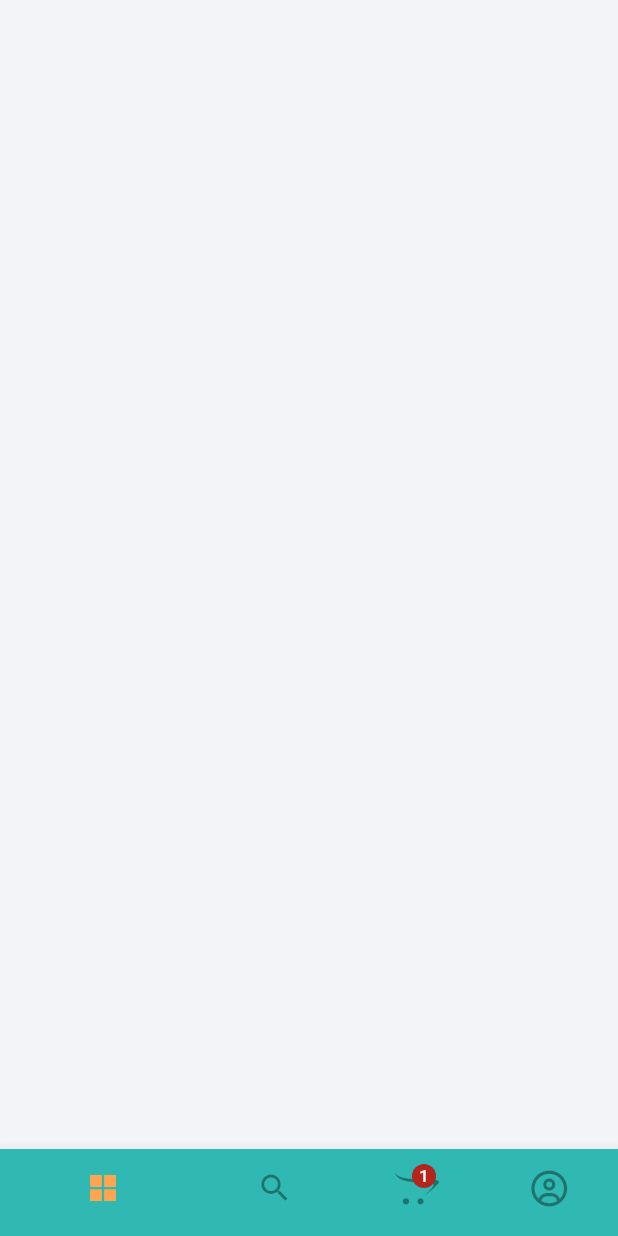
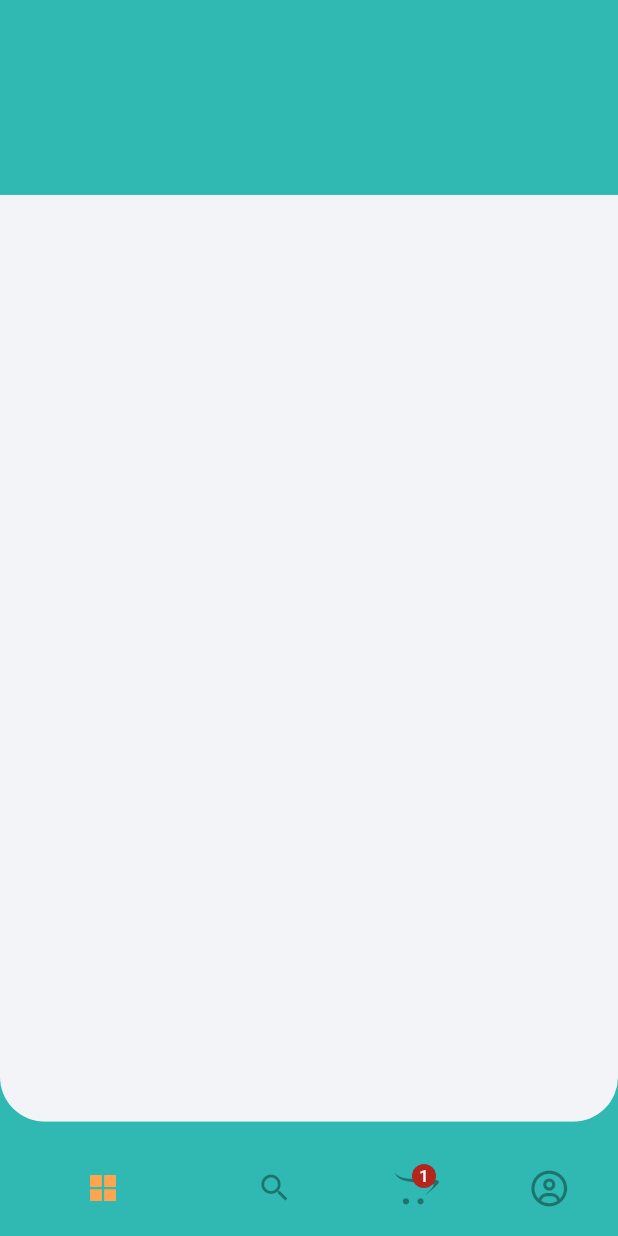
Before and after one commit to soutruoshim/multi_vendors, a Flutter app: the screen it shows after launch, on a phone screen of 412 x 824 dp. Run offline on Flutter 3.47's test engine with Material 3 defaults, Android fonts, the phone set to English and light mode, and no system bars; our stand-ins replace flutter_screenutil, flutter_vector_icons, get.

Commit message:
custom container and page list

```diff
--- /dev/null
+++ b/lib/common/custom_container.dart
@@ -0,0 +1,31 @@
+import 'package:flutter/material.dart';
+import 'package:flutter_screenutil/flutter_screenutil.dart';
+
+import '../constants/constants.dart';
+
+
+class CustomContainer extends StatelessWidget {
+  CustomContainer({super.key, required this.containerContent});
+
+  Widget containerContent;
+
+  @override
+  Widget build(BuildContext context) {
+    return SizedBox(
+      height: MediaQuery.of(context).size.height * 0.75,
+      child: ClipRRect(
+        borderRadius: BorderRadius.only(
+          bottomLeft: Radius.circular(30.r),
+          bottomRight: Radius.circular(30.r),
+        ),
+        child: Container(
+          width: width,
+          color: kOffWhite,
+          child: SingleChildScrollView(
+            child: containerContent,
+          ),
+        ),
+      ),
+    );
+  }
+}
--- a/lib/views/entrypoint.dart
+++ b/lib/views/entrypoint.dart
@@ -2,11 +2,22 @@
 
 import 'package:get/get.dart';
 import 'package:flutter_vector_icons/flutter_vector_icons.dart';
+import 'package:multi_venors/views/profile/profile_page.dart';
+import 'package:multi_venors/views/search/search_page.dart';
 
 import '../constants/constants.dart';
 import '../controllers/tab_index_controller.dart';
+import 'cart/cart_page.dart';
+import 'home/home_page.dart';
 class MainScreen extends StatelessWidget {
-  const MainScreen({super.key});
+  MainScreen({super.key});
+
+  List<Widget> pageList = const [
+    HomePage(),
+    SearchPage(),
+    CartPage(),
+    ProfilePage()
+  ];
 
   @override
   Widget build(BuildContext context) {
@@ -14,11 +25,7 @@
     return Obx(() => Scaffold(
       body: Stack(
         children: [
-          Container(
-            height: height,
-            width: width,
-            color: kOffWhite,
-          ),
+          pageList[controller.tabIndex],
           Align(
             alignment: Alignment.bottomCenter,
             child: Theme(
@@ -26,6 +33,7 @@
                 child: BottomNavigationBar(
                   showSelectedLabels: false,
                   showUnselectedLabels: false,
+                  elevation: 0,
                   unselectedIconTheme:
                   const IconThemeData(color: Colors.black38),
                   selectedIconTheme: const IconThemeData(color: kSecondary),
--- /dev/null
+++ b/lib/views/home/home_page.dart
@@ -0,0 +1,18 @@
+import 'package:flutter/material.dart';
+import 'package:flutter_screenutil/flutter_screenutil.dart';
+import 'package:multi_venors/common/custom_container.dart';
+import 'package:multi_venors/constants/constants.dart';
+
+class HomePage extends StatelessWidget {
+  const HomePage({super.key});
+
+  @override
+  Widget build(BuildContext context) {
+    return Scaffold(
+      backgroundColor: kPrimary,
+      appBar: PreferredSize(preferredSize: Size.fromHeight(130.h), child: Container(height: 130,)),
+      body: SafeArea(
+        child: CustomContainer(containerContent: Container()),
+      ),);
+  }
+}
```
Also changed, not shown: lib/main.dart (+1 -89 lines), lib/views/cart/cart_page.dart (added, +18 -0 lines), lib/views/profile/profile_page.dart (added, +18 -0 lines), lib/views/search/search_page.dart (added, +18 -0 lines).
